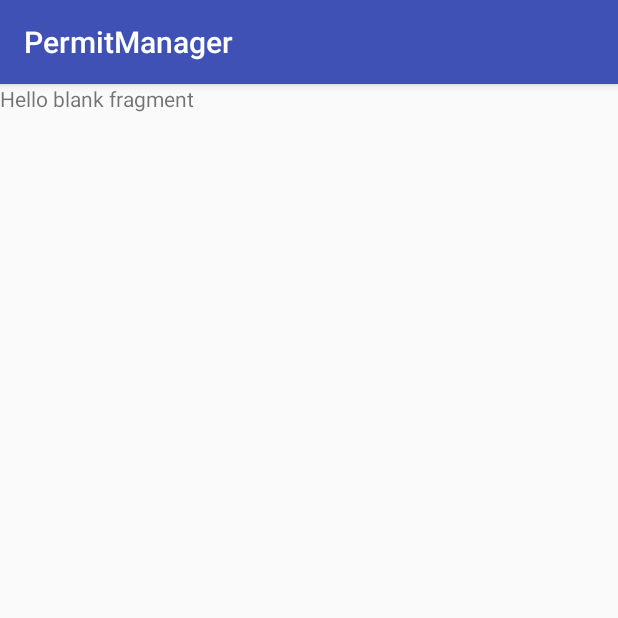
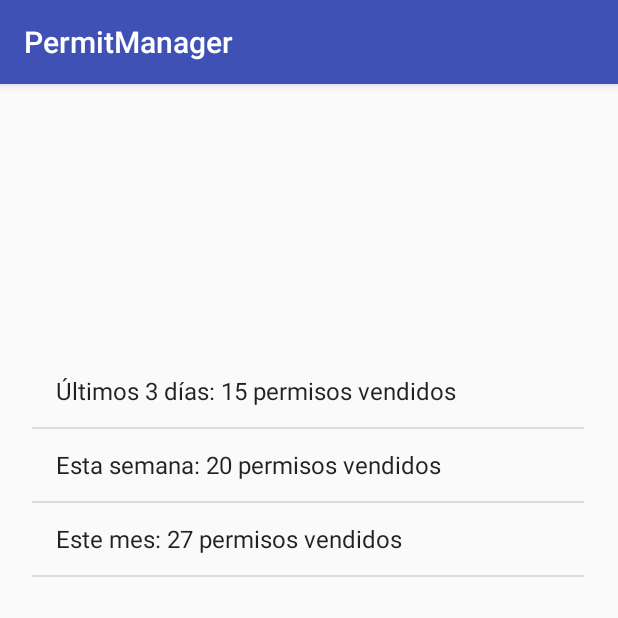
Before and after one commit to AlisonGonzalez/PermitManager, an Android app: the fragment PeriodFragment shown on its own in the app's theme, on a phone screen of 412 x 824 dp, the top half of it. Run offline under Robolectric (Android 15) with nearby library versions, the phone set to English and light mode, and no system bars.

Commit message:
Datos estáticos en tabs

```diff
--- a/app/src/main/java/com/pm/permitmanager/PeriodFragment.java
+++ b/app/src/main/java/com/pm/permitmanager/PeriodFragment.java
@@ -6,6 +6,8 @@ import android.support.v4.app.Fragment;
 import android.view.LayoutInflater;
 import android.view.View;
 import android.view.ViewGroup;
+import android.widget.ArrayAdapter;
+import android.widget.ListView;
 
 
 /**
@@ -23,6 +25,14 @@ public class PeriodFragment extends Fragment {
     public View onCreateView(LayoutInflater inflater, ViewGroup container,
                              Bundle savedInstanceState) {
         View view = inflater.inflate(R.layout.fragment_period, container, false);
+        ListView listView = (ListView) view.findViewById(R.id.periodList);
+        String[] content = {
+                "Últimos 3 días: 15 permisos vendidos",
+                "Esta semana: 20 permisos vendidos",
+                "Este mes: 27 permisos vendidos"
+        };
+        ArrayAdapter arrayAdapter = new ArrayAdapter(this.getContext(), android.R.layout.simple_list_item_1, content);
+        listView.setAdapter(arrayAdapter);
         return view;
     }
 
--- a/app/src/main/res/layout/fragment_company.xml
+++ b/app/src/main/res/layout/fragment_company.xml
@@ -8,9 +8,11 @@
     <ListView
         android:id="@+id/list"
         android:layout_width="368dp"
-        android:layout_height="438dp"
+        android:layout_height="563dp"
+        android:layout_marginBottom="20dp"
         android:layout_marginEnd="8dp"
         android:layout_marginStart="8dp"
+        android:layout_marginTop="8dp"
         app:layout_constraintBottom_toBottomOf="parent"
         app:layout_constraintEnd_toEndOf="parent"
         app:layout_constraintHorizontal_bias="0.481"
--- a/app/src/main/res/layout/fragment_period.xml
+++ b/app/src/main/res/layout/fragment_period.xml
@@ -1,13 +1,22 @@
-<FrameLayout xmlns:android="http://schemas.android.com/apk/res/android"
+<android.support.constraint.ConstraintLayout xmlns:android="http://schemas.android.com/apk/res/android"
     xmlns:tools="http://schemas.android.com/tools"
     android:layout_width="match_parent"
     android:layout_height="match_parent"
+    xmlns:app="http://schemas.android.com/apk/res-auto"
     tools:context="com.pm.permitmanager.PeriodFragment">
 
-    <!-- TODO: Update blank fragment layout -->
-    <TextView
-        android:layout_width="match_parent"
-        android:layout_height="match_parent"
-        android:text="@string/hello_blank_fragment" />
+    <ListView
+        android:id="@+id/periodList"
+        android:layout_width="368dp"
+        android:layout_height="563dp"
+        android:layout_marginBottom="24dp"
+        android:layout_marginEnd="8dp"
+        android:layout_marginStart="8dp"
+        android:layout_marginTop="8dp"
+        app:layout_constraintBottom_toBottomOf="parent"
+        app:layout_constraintEnd_toEndOf="parent"
+        app:layout_constraintHorizontal_bias="0.481"
+        app:layout_constraintStart_toStartOf="parent"
+        app:layout_constraintTop_toBottomOf="@+id/tabLayout" />
 
-</FrameLayout>
+</android.support.constraint.ConstraintLayout>
```
Also changed, not shown: app/src/main/java/com/pm/permitmanager/SalesFragment.java (+10 -0 lines), app/src/main/res/layout/fragment_sales.xml (+16 -8 lines).
